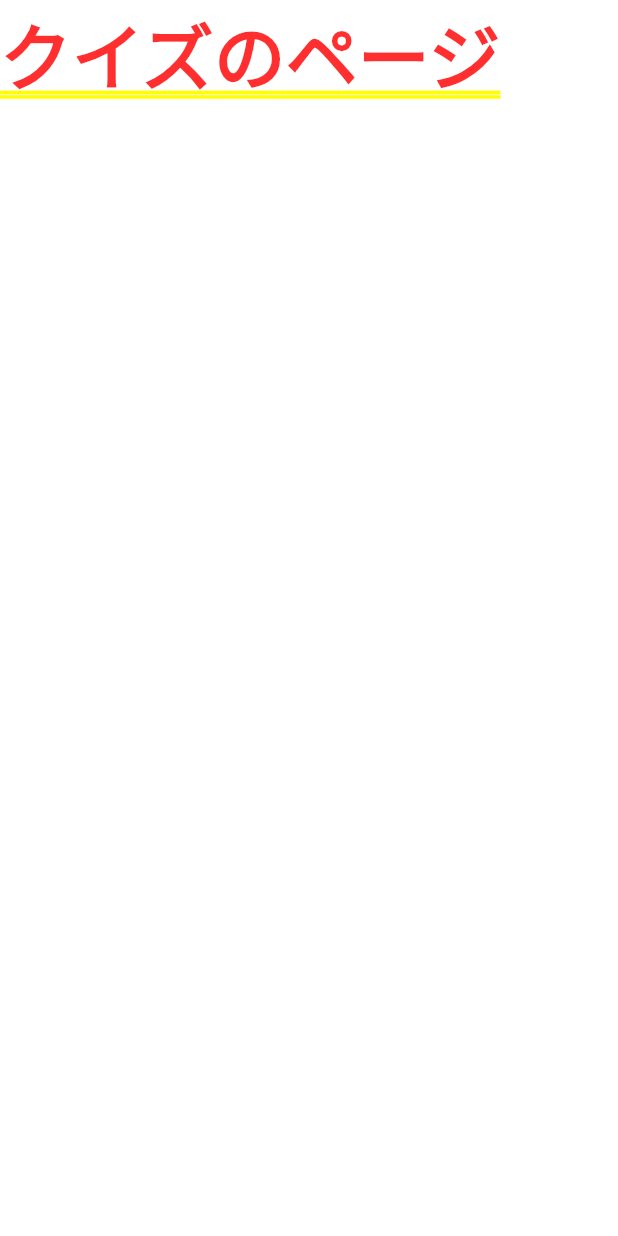
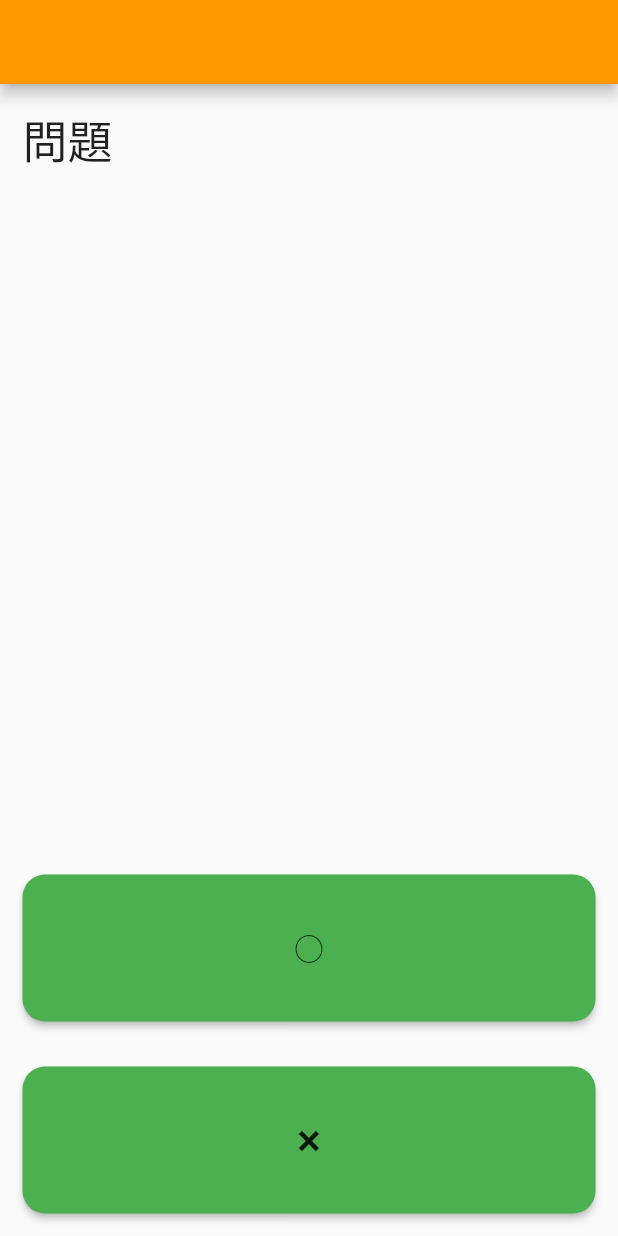
Before and after one commit to mando0520/flutter_geeksalonquizapp, a Flutter app: the screen it shows after launch, after a tap on "はじめる", on a phone screen of 412 x 824 dp. Run offline on Flutter 3.47's test engine with Material 2 defaults, Android fonts, the phone set to English and light mode, and no system bars.

Commit message:
問題ページ

```diff
--- a/lib/main.dart
+++ b/lib/main.dart
@@ -1,9 +1,11 @@
-// ignore_for_file: use_key_in_widget_constructors
+// ignore_for_file: use_key_in_widget_constructors, unused_label
 
 import "package:flutter/material.dart";
+// import 'package:flutter/rendering.dart';
 import "package:geeksalonquizapp/start_page.dart";
 
 void main() {
+  // debugPaintSizeEnabled = true;
   runApp(Root());
 }
 
--- a/lib/question_page.dart
+++ b/lib/question_page.dart
@@ -1,12 +1,75 @@
-// ignore_for_file: prefer_const_constructors, use_key_in_widget_constructors, avoid_unnecessary_containers
+// ignore_for_file: prefer_const_constructors, use_key_in_widget_constructors, avoid_unnecessary_containers, deprecated_member_use
 
 import "package:flutter/material.dart";
 
-class Question extends StatelessWidget {
+class Question extends StatefulWidget {
+  @override
+  _QuestionState createState() => _QuestionState();
+}
+
+class _QuestionState extends State<Question> {
   @override
   Widget build(BuildContext context) {
-    return Container(
-      child: Text("クイズのページ")
+    return MaterialApp(
+      home: Scaffold(
+        appBar: AppBar(
+          backgroundColor: Colors.orange
+        ),
+        // backgroundColor: Colors.white,
+        body: Column(
+          mainAxisAlignment: MainAxisAlignment.spaceEvenly,
+          crossAxisAlignment: CrossAxisAlignment.stretch,
+          children: [
+            Expanded(
+              flex: 4,
+              child: Padding(
+                padding: const EdgeInsets.all(15.0),
+                child: Text(
+                  "問題",
+                  style: TextStyle(
+                    fontSize: 30.0,
+                  ),
+                )
+              )
+            ),
+            Expanded(
+              child: Padding(
+                padding: const EdgeInsets.all(15.0),
+                child: RaisedButton(
+                  onPressed: () {},
+                  child: Text(
+                    "○",style: TextStyle(
+                    fontSize: 20.0
+                    )
+                  ),
+                  color: Colors.green,
+                  shape: RoundedRectangleBorder(
+                    borderRadius: BorderRadius.circular(15.0)
+                  )
+                ),
+              )
+            ),
+            Expanded(
+              child: Padding(
+                padding: const EdgeInsets.all(15.0),
+                child: RaisedButton(
+                  onPressed: () {},
+                  child: Text(
+                    "×",style: TextStyle(
+                    fontSize: 30.0
+                    )
+                  ),
+                  color: Colors.green,
+                  shape: RoundedRectangleBorder(
+                    borderRadius: BorderRadius.circular(15.0)
+                  )
+                ),
+              )
+            )
+          ]
+        )
+      ),
+      debugShowCheckedModeBanner: false,
     );
   }
 }
--- a/lib/start_page.dart
+++ b/lib/start_page.dart
@@ -15,7 +15,8 @@ class Start extends StatelessWidget {
           body: SafeArea(
             child: StartPage(),
           )
-      )
+      ),
+      debugShowCheckedModeBanner: false,
     );
   }
 }
```
